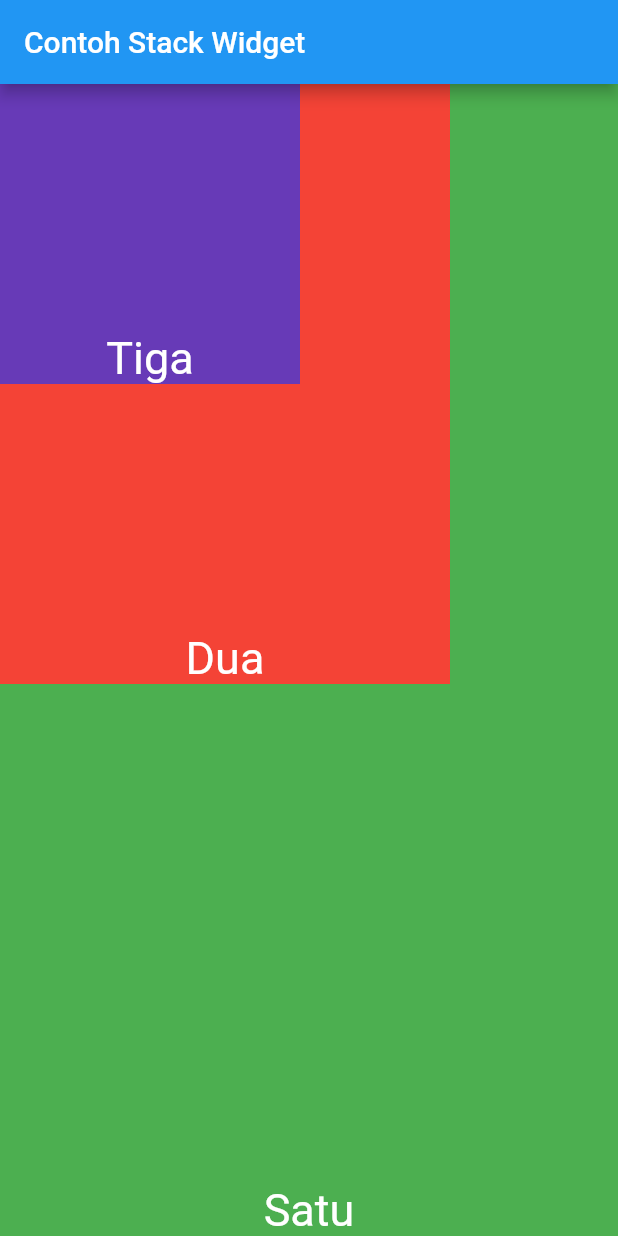
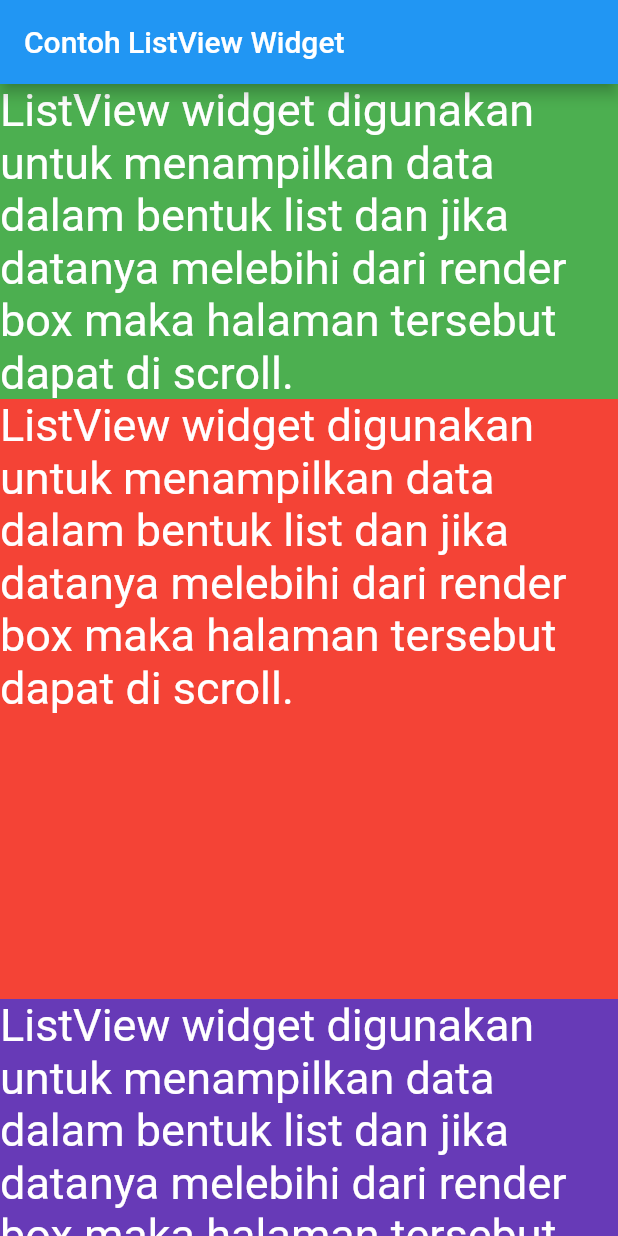
Before and after one commit to polinema-mobile/praktikum-02-layout-web-bola-putriwahyun, a Flutter app: the screen it shows after launch, on a phone screen of 412 x 824 dp. Run offline on Flutter 3.47's test engine with Material 2 defaults, Android fonts, the phone set to English and light mode, and no system bars.

Commit message:
List View

```diff
--- a/lib/main.dart
+++ b/lib/main.dart
@@ -11,26 +11,29 @@ class MyApp extends StatelessWidget {
       debugShowCheckedModeBanner: false,
       home: Scaffold(
         appBar: AppBar(
-          title: Text("Contoh Stack Widget"),
+          title: Text("Contoh ListView Widget"),
         ),
-        body: Stack(
+        body: ListView(
           children: <Widget>[
             Container(
               color: Colors.green,
-              alignment:Alignment.bottomCenter,
-              child: Text("Satu", style: TextStyle(fontSize:30,color: Colors.white)),
+              alignment:Alignment.topLeft,
+              child: Text("ListView widget digunakan untuk menampilkan data dalam bentuk list dan jika datanya melebihi dari render box maka halaman tersebut dapat di scroll.",
+              style: TextStyle(fontSize:30,color: Colors.white)),
             ),
             Container(
               color: Colors.red,
-              alignment:Alignment.bottomCenter,
-              child: Text("Dua", style: TextStyle(fontSize:30,color: Colors.white)),
+              alignment:Alignment.topLeft,
+              child: Text("ListView widget digunakan untuk menampilkan data dalam bentuk list dan jika datanya melebihi dari render box maka halaman tersebut dapat di scroll.",
+              style: TextStyle(fontSize:30,color: Colors.white)),
               height: 400.0,
               width: 300.0,
             ),
             Container(
               color: Colors.deepPurple,
-              alignment:Alignment.bottomCenter,
-              child: Text("Tiga", style: TextStyle(fontSize:30,color: Colors.white)),
+              alignment:Alignment.topLeft,
+              child: Text("ListView widget digunakan untuk menampilkan data dalam bentuk list dan jika datanya melebihi dari render box maka halaman tersebut dapat di scroll.",
+              style: TextStyle(fontSize:30,color: Colors.white)),
               height: 200.0,
               width: 200.0,
             ),
```
